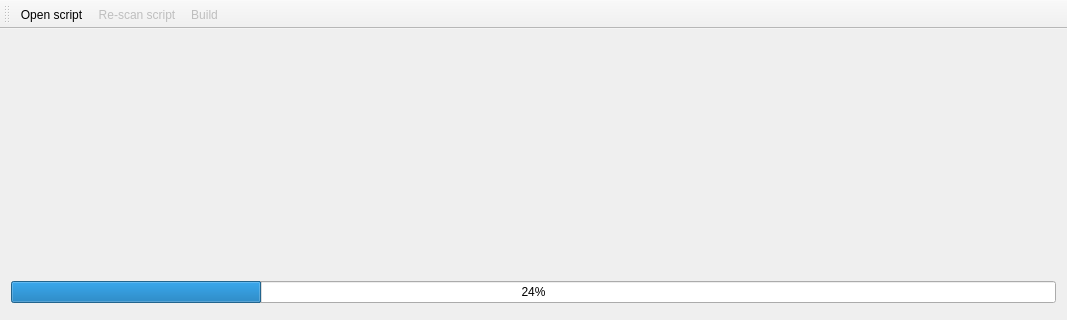
This is src/mainwindow.ui in RxLaboratory/DuBuilder as Qt 5 draws it before an edit; both pictures show x 0 to 1067 and y 0 to 320 of the 1067 by 577 pixel window. The edited form follows.
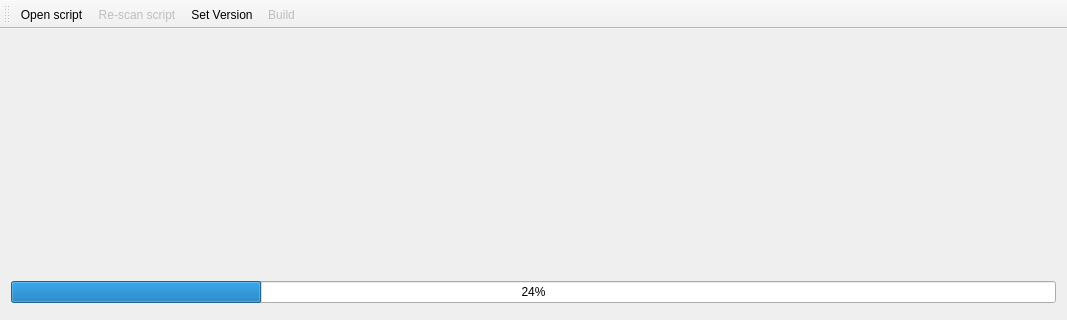
This is the edited form. Icons and pictures are not drawn.

```diff
--- a/src/mainwindow.ui
+++ b/src/mainwindow.ui
@@ -169,6 +169,7 @@
    </attribute>
    <addaction name="actionOpen_Script"/>
    <addaction name="actionRe_scan_script"/>
+   <addaction name="actionSet_Version"/>
    <addaction name="actionBuild"/>
   </widget>
   <widget class="QStatusBar" name="mainStatusBar"/>
@@ -332,6 +333,11 @@
     <string>Chat</string>
    </property>
   </action>
+  <action name="actionSet_Version">
+   <property name="text">
+    <string>Set Version</string>
+   </property>
+  </action>
  </widget>
  <layoutdefault spacing="6" margin="11"/>
  <resources>
```
